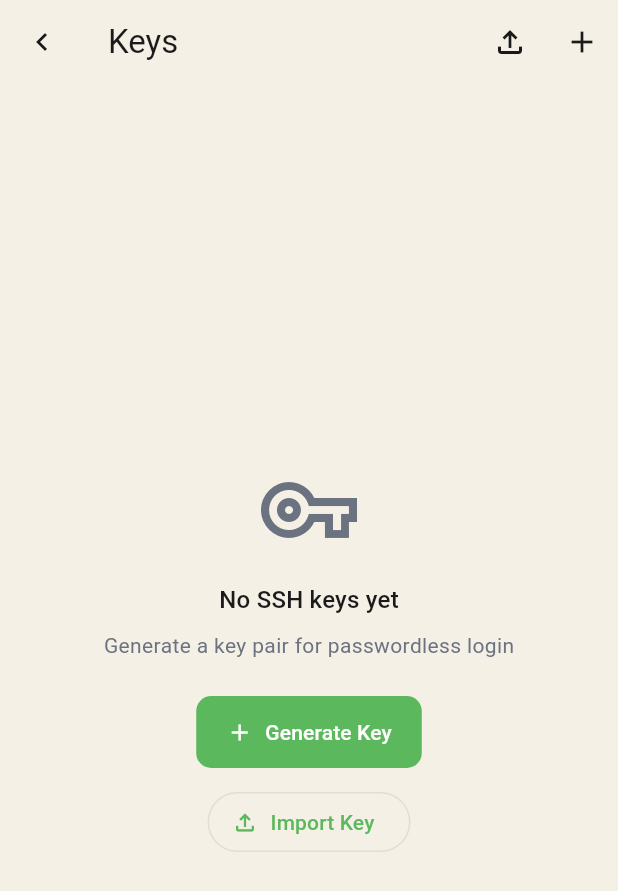
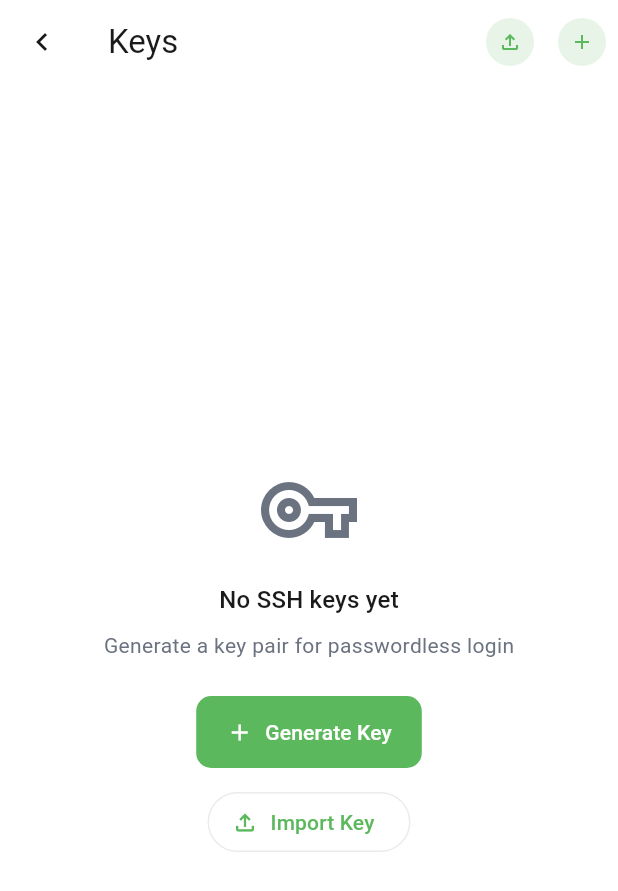
Before and after one commit to wujiyu115/Nexterm, a Flutter app: the KeysScreen screen opened by its route, on a phone screen of 412 x 824 dp. Shown: the top 891 px of the screen. Run offline on Flutter 3.47's test engine with Material 3 defaults, Android fonts, the phone set to English and light mode, and no system bars; our stand-ins replace dio, drift, file_picker, flutter_highlight, flutter_riverpod, flutter_secure_storage and 3 more; missing offline and left inert: dartssh2, pinenacl, pointycastle, xterm; accounts and stored records are empty; generated files the repository leaves out were written again.

Commit message:
feat(ui): restyle KeysScreen with glass cards and icon sheen
Co-Authored-By: Claude Opus 4.6 <noreply@anthropic.com>

```diff
--- a/nexterm/lib/features/keys/ui/keys_screen.dart
+++ b/nexterm/lib/features/keys/ui/keys_screen.dart
@@ -2,6 +2,7 @@ import 'package:flutter/material.dart';
 import 'package:nexterm/l10n/app_localizations.dart';
 import 'package:flutter_riverpod/flutter_riverpod.dart';
 import 'package:go_router/go_router.dart';
+import 'package:nexterm/core/theme/outdoor_colors.dart';
 import 'package:nexterm/domain/entities/ssh_key_entity.dart';
 import 'package:nexterm/features/keys/providers/keys_provider.dart';
 import 'package:nexterm/features/keys/ui/widgets/key_list_tile.dart';
@@ -16,7 +17,9 @@ class KeysScreen extends ConsumerWidget {
     final notifier = ref.read(keysNotifierProvider.notifier);
 
     return Scaffold(
+      backgroundColor: Colors.transparent,
       appBar: AppBar(
+        backgroundColor: Colors.transparent,
         leading: IconButton(
           icon: const Icon(Icons.chevron_left),
           onPressed: () => Navigator.of(context).pop(),
@@ -24,14 +27,30 @@ class KeysScreen extends ConsumerWidget {
         title: Text(l.keys_title),
         actions: [
           IconButton(
-            icon: const Icon(Icons.file_upload_outlined),
             tooltip: l.keys_importTooltip,
             onPressed: () => context.push('/vaults/keys/import'),
+            icon: Container(
+              width: 32,
+              height: 32,
+              decoration: const BoxDecoration(
+                shape: BoxShape.circle,
+                color: OutdoorColors.accentDim,
+              ),
+              child: const Icon(Icons.file_upload_outlined, size: 16, color: OutdoorColors.accent),
+            ),
           ),
           IconButton(
-            icon: const Icon(Icons.add),
             tooltip: l.keys_generateTooltip,
             onPressed: () => context.push('/vaults/keys/generate'),
+            icon: Container(
+              width: 32,
+              height: 32,
+              decoration: const BoxDecoration(
+                shape: BoxShape.circle,
+                color: OutdoorColors.accentDim,
+              ),
+              child: const Icon(Icons.add, size: 16, color: OutdoorColors.accent),
+            ),
           ),
         ],
       ),
```
Also changed, not shown: nexterm/lib/features/keys/ui/widgets/key_list_tile.dart (+10 -12 lines).
